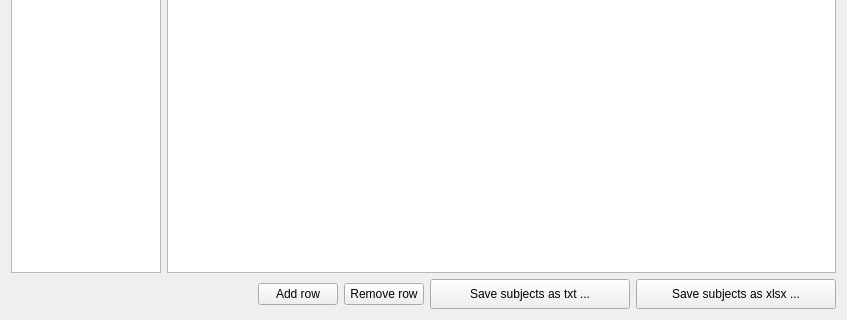
Above: braphy/gui/ui_files/subject_data_widget.ui from softmatterlab/Braph-2.0-Python before the change; both pictures show x 0 to 847 and y 409 to 729 of the 847 by 729 pixel window. Below: the same form after it.
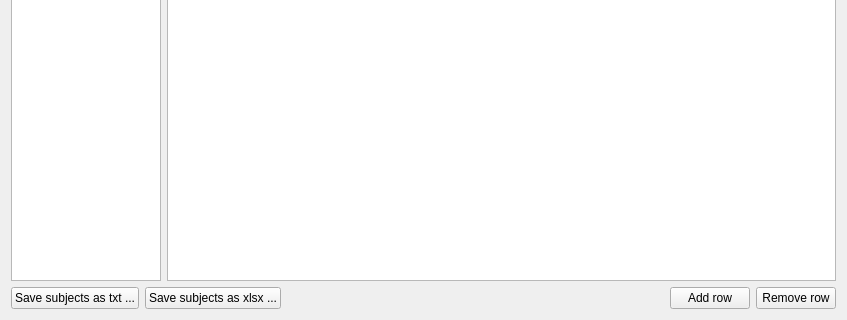
That is the form after the change.

The edit to the form file:
```diff
--- a/braphy/gui/ui_files/subject_data_widget.ui
+++ b/braphy/gui/ui_files/subject_data_widget.ui
@@ -56,6 +56,20 @@
      <property name="topMargin">
       <number>0</number>
      </property>
+     <item>
+      <widget class="QPushButton" name="btnSaveSubjectsTxt">
+       <property name="text">
+        <string>Save subjects as txt ...</string>
+       </property>
+      </widget>
+     </item>
+     <item>
+      <widget class="QPushButton" name="btnSaveSubjectsXlsx">
+       <property name="text">
+        <string>Save subjects as xlsx ...</string>
+       </property>
+      </widget>
+     </item>
      <item>
       <spacer name="horizontalSpacer_4">
        <property name="orientation">
@@ -83,44 +97,6 @@
        </property>
       </widget>
      </item>
-     <item>
-      <widget class="QPushButton" name="btnSaveSubjectsTxt">
-       <property name="sizePolicy">
-        <sizepolicy hsizetype="Fixed" vsizetype="Fixed">
-         <horstretch>0</horstretch>
-         <verstretch>0</verstretch>
-        </sizepolicy>
-       </property>
-       <property name="minimumSize">
-        <size>
-         <width>200</width>
-         <height>30</height>
-        </size>
-       </property>
-       <property name="text">
-        <string>Save subjects as txt ...</string>
-       </property>
-      </widget>
-     </item>
-     <item>
-      <widget class="QPushButton" name="btnSaveSubjectsXlsx">
-       <property name="sizePolicy">
-        <sizepolicy hsizetype="Fixed" vsizetype="Fixed">
-         <horstretch>0</horstretch>
-         <verstretch>0</verstretch>
-        </sizepolicy>
-       </property>
-       <property name="minimumSize">
-        <size>
-         <width>200</width>
-         <height>30</height>
-        </size>
-       </property>
-       <property name="text">
-        <string>Save subjects as xlsx ...</string>
-       </property>
-      </widget>
-     </item>
     </layout>
    </item>
   </layout>
```
